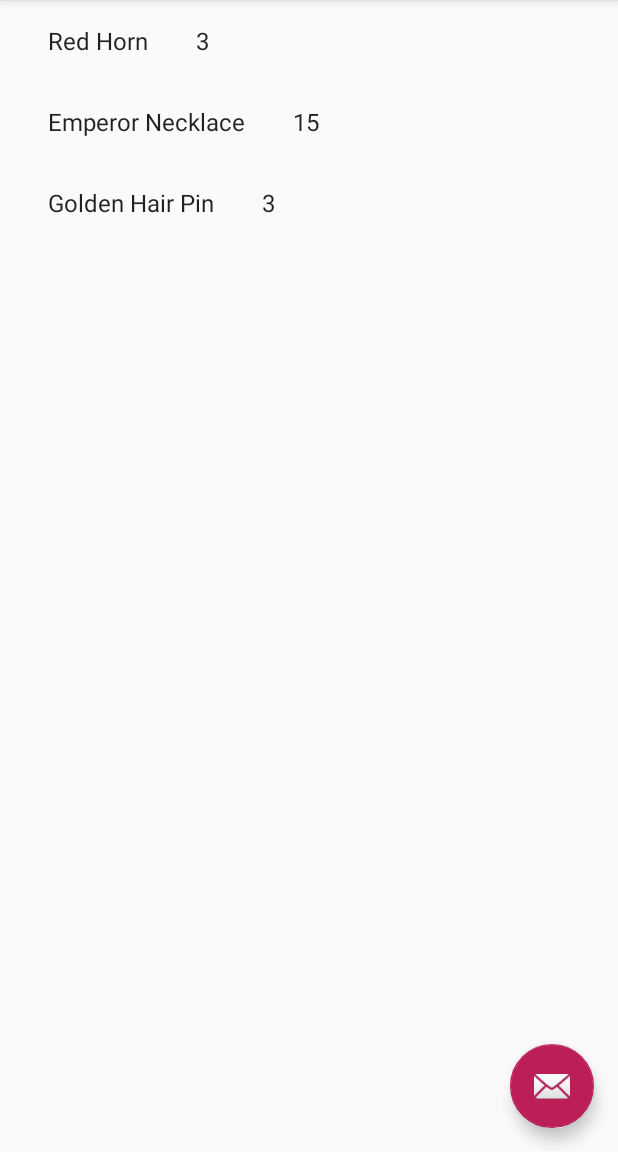
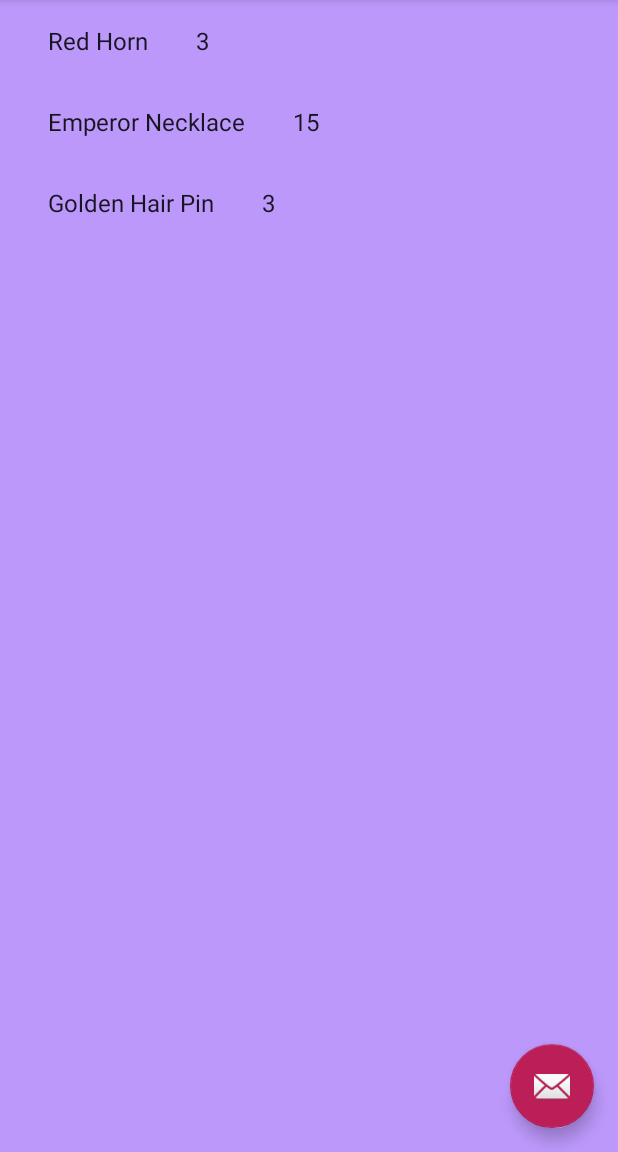
Before and after one commit to ruoyangqiu/MyFirstAndroidGame, an Android app: the ItemModelListActivity screen opened directly, with no data from a screen before it, on a phone screen of 412 x 824 dp, the part 84-1236 px from its top. Run offline under Robolectric (Android 15) with nearby library versions, the phone set to English and light mode, and no system bars.

Commit message:
Update activity_itemmodel_list.xml
Change backgroundcolor

```diff
--- a/MyGame/app/src/main/res/layout/activity_itemmodel_list.xml
+++ b/MyGame/app/src/main/res/layout/activity_itemmodel_list.xml
@@ -25,6 +25,7 @@
         android:id="@+id/frameLayout"
         android:layout_width="match_parent"
         android:layout_height="match_parent"
+        android:background="@color/pageBackgroundcolor"
         app:layout_behavior="@string/appbar_scrolling_view_behavior">
 
         <include layout="@layout/itemmodel_list" />
```
